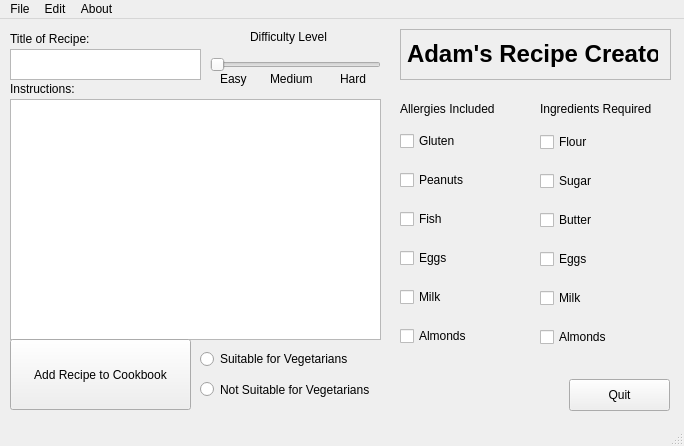
First picture: the form in mainwindow.ui, repository AdamTCollins/CS4076_PROJECT, before the edit.
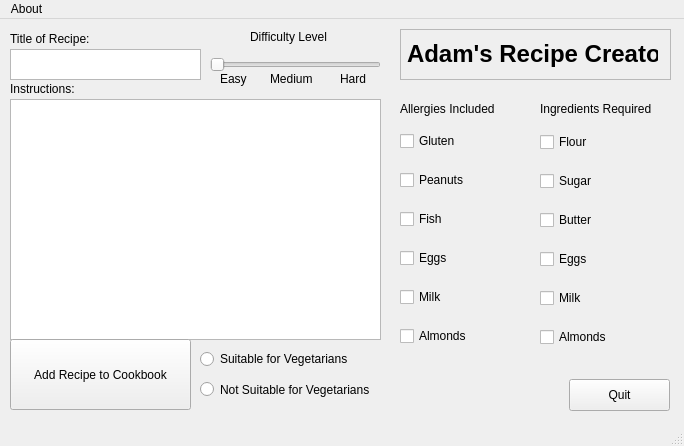
Second picture: the form after the edit.

Commit message: Added an 'About' section

```diff
--- a/mainwindow.ui
+++ b/mainwindow.ui
@@ -10,6 +10,18 @@
     <height>446</height>
    </rect>
   </property>
+  <property name="minimumSize">
+   <size>
+    <width>684</width>
+    <height>446</height>
+   </size>
+  </property>
+  <property name="maximumSize">
+   <size>
+    <width>684</width>
+    <height>446</height>
+   </size>
+  </property>
   <property name="windowTitle">
    <string>MainWindow</string>
   </property>
@@ -385,23 +397,11 @@
      <height>22</height>
     </rect>
    </property>
-   <widget class="QMenu" name="menuFile">
-    <property name="title">
-     <string>File</string>
-    </property>
-   </widget>
-   <widget class="QMenu" name="menuEdit">
-    <property name="title">
-     <string>Edit</string>
-    </property>
-   </widget>
    <widget class="QMenu" name="menuAbout">
     <property name="title">
      <string>About</string>
     </property>
    </widget>
-   <addaction name="menuFile"/>
-   <addaction name="menuEdit"/>
    <addaction name="menuAbout"/>
   </widget>
   <widget class="QStatusBar" name="statusbar"/>
```
Left out of the diff: 18 changed lines with no effect on the pictures. The commit also changes 2 other files.
